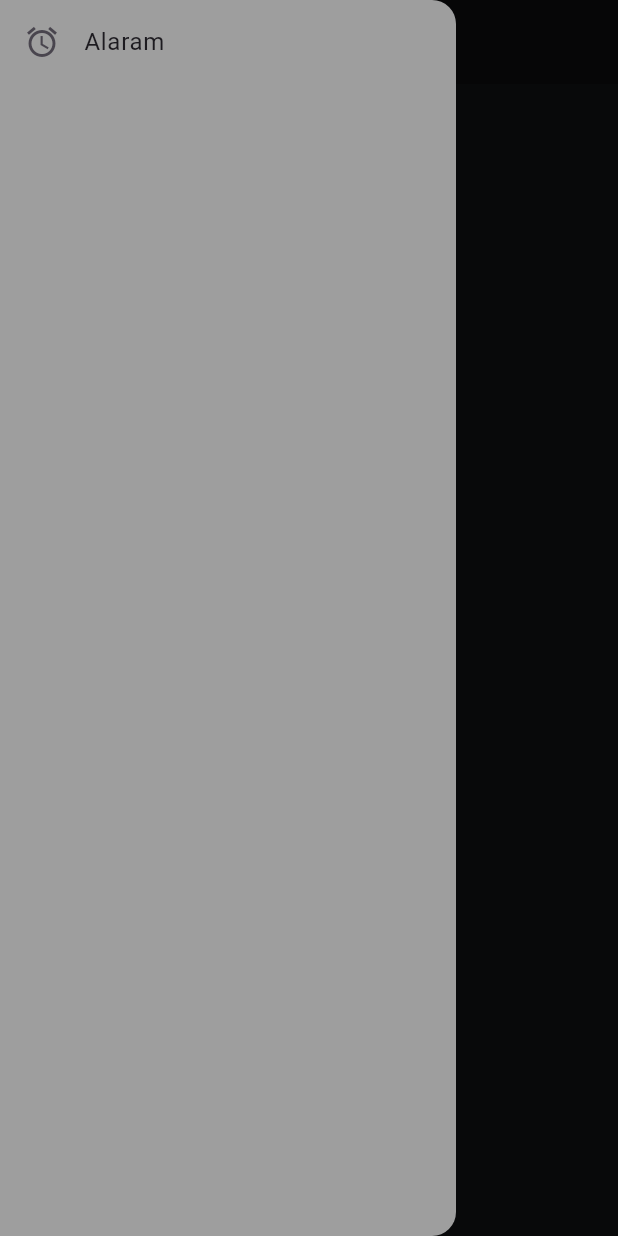
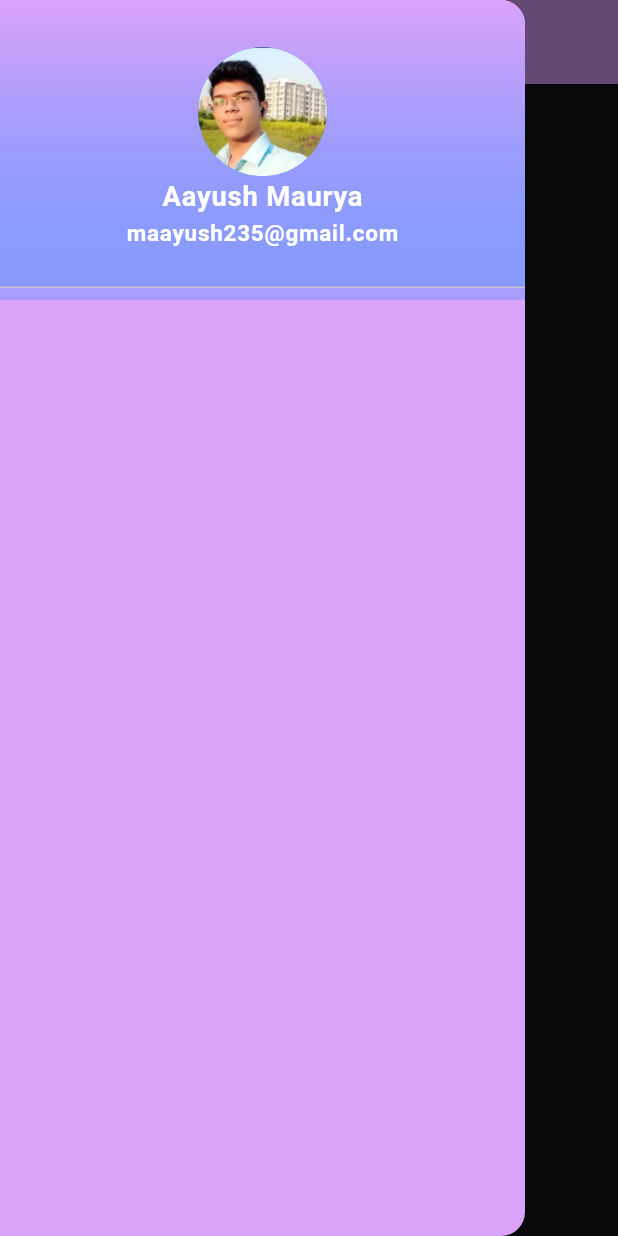
Before and after one commit to MauryaAayush/drawer_app, a Flutter app: the screen it shows after launch, with the side drawer open, on a phone screen of 412 x 824 dp. Run offline on Flutter 3.47's test engine with Material 3 defaults, Android fonts, the phone set to English and light mode, and no system bars.

Commit message:
Radhey Radhey

```diff
--- a/lib/Apps/1.dart
+++ b/lib/Apps/1.dart
@@ -24,14 +24,18 @@ class _GmailSliderState extends State<GmailSlider> {
         child: Scaffold(
           drawer: const Drawer(
             backgroundColor: Colors.grey,
-            child: ListTile(
-              leading: Icon(Icons.access_alarm),
-              title: Text('Alaram'),
-
+            child: DrawerHeader(
+              child: ListTile(
+                leading: Icon(Icons.access_alarm),
+                title: Text('Alaram'),
+              ),
             ),
           ),
             backgroundColor: Color(0xFF121315),
             appBar: AppBar(
+              iconTheme: IconThemeData(
+                color: Colors.white
+              ),
               backgroundColor: Color(0xFF0D0D0F),
               title: Text('Gmail',style: TextStyle(
                 color: Colors.white
--- a/lib/Apps/2.dart
+++ /dev/null
@@ -1,28 +0,0 @@
-import 'package:flutter/material.dart';
-
-void main()
-{
-  runApp(const Drawer());
-}
-
-class Drawer extends StatefulWidget {
-  const Drawer({super.key});
-
-  @override
-  State<Drawer> createState() => _DrawerState();
-}
-
-class _DrawerState extends State<Drawer> {
-  @override
-  Widget build(BuildContext context) {
-    return Scaffold(
-      backgroundColor: Color(0xFF121315),
-      appBar: AppBar(
-        backgroundColor: Colors.black,
-      ),
-      body: Center(
-        child: Container(),
-      ),
-    );
-  }
-}
--- /dev/null
+++ b/lib/Apps/Profile.dart
@@ -0,0 +1,123 @@
+import 'package:flutter/material.dart';
+import 'package:flutter/services.dart';
+
+void main() {
+  runApp(const ProfileSlide());
+}
+
+class ProfileSlide extends StatefulWidget {
+  const ProfileSlide({Key? key}) : super(key: key);
+
+  @override
+  State<ProfileSlide> createState() => _ProfileSlideState();
+}
+
+class _ProfileSlideState extends State<ProfileSlide> {
+  @override
+  void initState() {
+    super.initState();
+    // Make the status bar transparent
+    SystemChrome.setSystemUIOverlayStyle(SystemUiOverlayStyle(
+      statusBarColor: Colors.green,
+      statusBarIconBrightness: Brightness.dark,
+    ));
+  }
+
+  @override
+  Widget build(BuildContext context) {
+    return Scaffold(
+      extendBodyBehindAppBar: true,
+      // This is important for the transparency to work
+      backgroundColor: Color(0xFF121315),
+      drawer: Drawer(
+        backgroundColor: Color(0xFFDBA2FA),
+        width: 350,
+        child: ListView(
+          children: [
+          Container(
+          height: 200.0, // Set the height of the container
+          decoration: BoxDecoration(
+            gradient: LinearGradient(
+              begin: Alignment.topCenter,
+              end: Alignment.bottomCenter,
+              colors: [
+                Color(0xFFDBA2FA),
+                Color(0xFF5E5596FF),
+              ],
+            ),
+          ),
+          child: DrawerHeader(
+            decoration: BoxDecoration(
+              gradient: LinearGradient(
+                begin: Alignment.topCenter,
+                end: Alignment.bottomCenter,
+                colors: [
+                  Color(0xFFDBA2FA),
+                  Color(0xFF5E5596FF),
+                ],
+              ),
+            ),
+
+            child: Column(
+              mainAxisAlignment: MainAxisAlignment.center,
+              crossAxisAlignment: CrossAxisAlignment.center,
+              children: [
+                CircleAvatar(
+                  backgroundColor: Colors.blue,
+                  backgroundImage: AssetImage('assets/images/me.jpg',),
+
+                  radius: 43,
+                  // You can add an image or initials as well
+                ),
+                Text(
+                  'Aayush Maurya',
+                  style: TextStyle(
+                    color: Colors.white,
+                    fontSize: 18.3,
+                    fontWeight: FontWeight.bold,
+                  ),
+                ),
+                Text(
+                  'maayush235@gmail.com',
+                  style: TextStyle(
+                    color: Colors.white,
+                    fontSize: 15,
+                    fontWeight: FontWeight.bold,
+                  ),
+                ),
+              ],
+            ),
+          ),
+          ),
+          ],
+
+        ),
+
+      ),
+      appBar: AppBar(
+        backgroundColor: Color(0xFFDBA2FA), // Make the app bar transparent
+        title: Text(
+          'My profile',
+          style: TextStyle(color: Colors.white),
+        ),
+        iconTheme: IconThemeData(color: Colors.white),
+      ),
+      body: Center(
+        child: Text(
+          'Your content goes here',
+          style: TextStyle(color: Colors.white),
+        ),
+      ),
+    );
+  }
+
+  @override
+  void dispose() {
+    // Reset the status bar color when the widget is disposed
+    SystemChrome.setSystemUIOverlayStyle(SystemUiOverlayStyle(
+      statusBarColor: Colors.black,
+      statusBarIconBrightness: Brightness.dark,
+    ));
+    super.dispose();
+  }
+}
--- a/lib/main.dart
+++ b/lib/main.dart
@@ -1,6 +1,8 @@
+import 'package:drawer_app/Apps/2.dart';
 import 'package:flutter/material.dart';
 
 import 'Apps/1.dart';
+import 'Apps/Profile.dart';
 
 void main() {
   runApp(const MyApp());
@@ -20,10 +22,10 @@ class MyApp extends StatelessWidget {
         useMaterial3: true,
       ),
 
-      initialRoute: '/',
+      initialRoute: '/second',
       routes: {
-        '/' : (context) =>  GmailSlider(),
-        '/second' : (context) =>  const Drawer(),
+        '/first' : (context) =>  const GmailSlider(),
+       '/second' :  (context) =>   const ProfileSlide(),
       },
 
     );
--- a/pubspec.yaml
+++ b/pubspec.yaml
@@ -62,6 +62,8 @@ flutter:
   # assets:
   #   - images/a_dot_burr.jpeg
   #   - images/a_dot_ham.jpeg
+  assets:
+    - assets/images/
 
   # An image asset can refer to one or more resolution-specific "variants", see
   # https://flutter.dev/assets-and-images/#resolution-aware
```
Also changed, not shown: assets/images/me.jpg (added).
